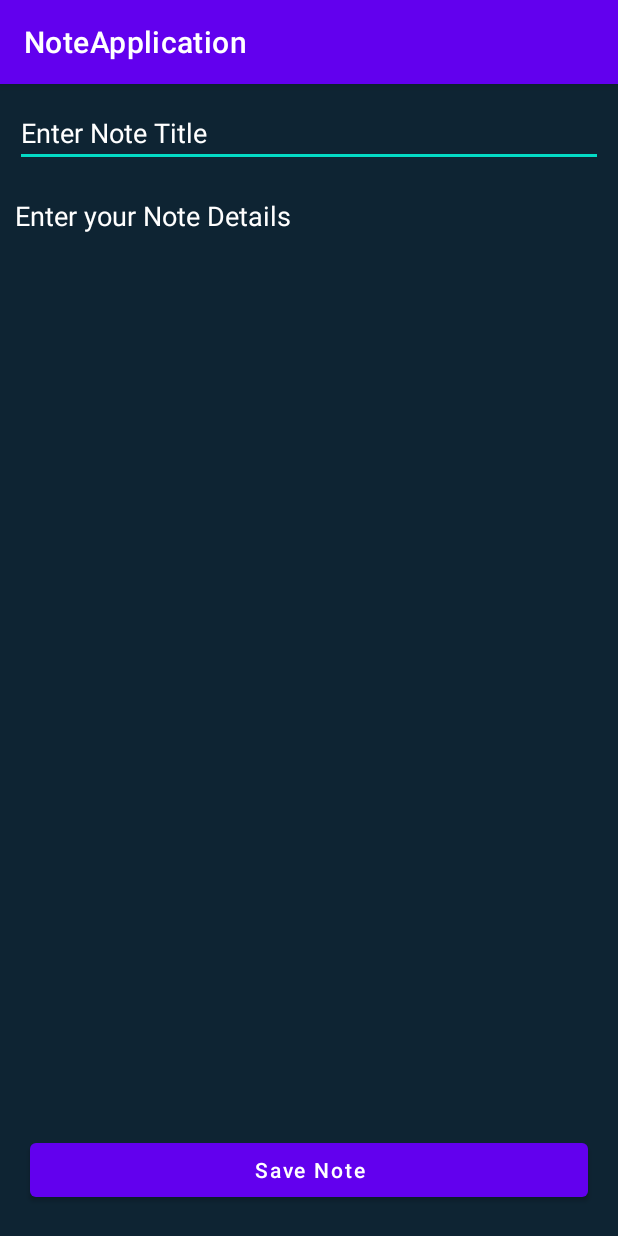
After one commit to resuryasin/NoteApplication, an Android app: the AddEditNoteActivity screen opened directly, with no data from a screen before it, on a phone screen of 412 x 824 dp. The commit adds this screen. Run offline under Robolectric (Android 15) with nearby library versions, the phone set to English and light mode, and no system bars; our stand-ins replace Room's generated code; 1 statement that could not run was skipped.

Commit message:
Add AddEditNoteActivity activity

```diff
--- a/app/src/main/AndroidManifest.xml
+++ b/app/src/main/AndroidManifest.xml
@@ -18,6 +18,7 @@
                 <category android:name="android.intent.category.LAUNCHER" />
             </intent-filter>
         </activity>
+        <activity android:name=".AddEditNoteActivity"/>
     </application>
 
 </manifest>
--- /dev/null
+++ b/app/src/main/java/re/sin/noteapplication/AddEditNoteActivity.kt
@@ -0,0 +1,89 @@
+package re.sin.noteapplication
+
+import android.content.Intent
+import android.os.Bundle
+import android.widget.Button
+import android.widget.EditText
+import android.widget.Toast
+import androidx.appcompat.app.AppCompatActivity
+import androidx.lifecycle.ViewModelProvider
+import re.sin.noteapplication.entities.Notes
+import re.sin.noteapplication.viewmodel.NotesViewModel
+import java.text.SimpleDateFormat
+import java.util.*
+
+class AddEditNoteActivity : AppCompatActivity() {
+    // on below line we are creating
+    // variables for our UI components.
+    lateinit var noteTitleEdt: EditText
+    lateinit var noteEdt: EditText
+    lateinit var saveBtn: Button
+
+    // on below line we are creating variable for
+    // viewmodal and and integer for our note id.
+    lateinit var viewModal: NotesViewModel
+    var noteID = -1;
+
+    override fun onCreate(savedInstanceState: Bundle?) {
+        super.onCreate(savedInstanceState)
+        setContentView(R.layout.activity_add_edit_note)
+
+        // on below line we are initialing our view modal.
+        viewModal = ViewModelProvider(
+            this,
+            ViewModelProvider.AndroidViewModelFactory.getInstance(application)
+        ).get(NotesViewModel::class.java)
+
+        // on below line we are initializing all our variables.
+        noteTitleEdt = findViewById(R.id.idEdtNoteName)
+        noteEdt = findViewById(R.id.idEdtNoteDesc)
+        saveBtn = findViewById(R.id.idBtn)
+
+        // on below line we are getting data passed via an intent.
+        val noteType = intent.getStringExtra("noteType")
+        if (noteType.equals("Edit")) {
+            // on below line we are setting data to edit text.
+            val noteTitle = intent.getStringExtra("noteTitle")
+            val noteDescription = intent.getStringExtra("noteDescription")
+            noteID = intent.getIntExtra("noteId", -1)
+            saveBtn.setText("Update Note")
+            noteTitleEdt.setText(noteTitle)
+            noteEdt.setText(noteDescription)
+        } else {
+            saveBtn.setText("Save Note")
+        }
+
+        // on below line we are adding
+        // click listener to our save button.
+        saveBtn.setOnClickListener {
+            // on below line we are getting
+            // title and desc from edit text.
+            val noteTitle = noteTitleEdt.text.toString()
+            val noteDescription = noteEdt.text.toString()
+            // on below line we are checking the type
+            // and then saving or updating the data.
+            if (noteType.equals("Edit")) {
+                if (noteTitle.isNotEmpty() && noteDescription.isNotEmpty()) {
+                    val sdf = SimpleDateFormat("dd MMM, yyyy - HH:mm")
+                    val currentDateAndTime: String = sdf.format(Date())
+                    val updatedNotes = Notes(noteTitle, noteDescription, currentDateAndTime)
+                    updatedNotes.id = noteID
+                    viewModal.updateNote(updatedNotes)
+                    Toast.makeText(this, "Note Updated..", Toast.LENGTH_LONG).show()
+                }
+            } else {
+                if (noteTitle.isNotEmpty() && noteDescription.isNotEmpty()) {
+                    val sdf = SimpleDateFormat("dd MMM, yyyy - HH:mm")
+                    val currentDateAndTime: String = sdf.format(Date())
+                    // if the string is not empty we are calling a
+                    // add note method to add data to our room database.
+                    viewModal.addNote(Notes(noteTitle, noteDescription, currentDateAndTime))
+                    Toast.makeText(this, "$noteTitle Added", Toast.LENGTH_LONG).show()
+                }
+            }
+            // opening the new activity on below line
+            startActivity(Intent(applicationContext, MainActivity::class.java))
+            this.finish()
+        }
+    }
+}
--- /dev/null
+++ b/app/src/main/res/layout/activity_add_edit_note.xml
@@ -0,0 +1,47 @@
+<?xml version="1.0" encoding="utf-8"?>
+<RelativeLayout
+        xmlns:android="http://schemas.android.com/apk/res/android"
+        xmlns:tools="http://schemas.android.com/tools"
+        android:layout_width="match_parent"
+        android:layout_height="match_parent"
+        android:background="@color/black_shade_1"
+        tools:context=".AddEditNoteActivity">
+
+    <!--edit text for note title-->
+    <EditText
+            android:id="@+id/idEdtNoteName"
+            android:layout_width="match_parent"
+            android:layout_height="wrap_content"
+            android:layout_margin="10dp"
+            android:hint="Enter Note Title"
+            android:textColor="@color/white"
+            android:textColorHint="@color/white" />
+
+    <!--edit text for note description-->
+    <EditText
+            android:id="@+id/idEdtNoteDesc"
+            android:layout_width="match_parent"
+            android:layout_height="match_parent"
+            android:layout_above="@id/idBtn"
+            android:layout_below="@id/idEdtNoteName"
+            android:layout_margin="10dp"
+            android:background="@color/black_shade_1"
+            android:gravity="start|top"
+            android:hint="Enter your Note Details"
+            android:inputType="textMultiLine"
+            android:singleLine="false"
+            android:textColor="@color/white"
+            android:textColorHint="@color/white" />
+
+    <!--button for saving and updating a note-->
+    <Button
+            android:id="@+id/idBtn"
+            android:layout_width="match_parent"
+            android:layout_height="wrap_content"
+            android:layout_alignParentBottom="true"
+            android:layout_margin="20dp"
+            android:text="Button"
+            android:textAllCaps="false"
+            android:textColor="@color/white" />
+
+</RelativeLayout>
```
Also changed, not shown: app/src/main/java/re/sin/noteapplication/MainActivity.kt (+77 -2 lines).
